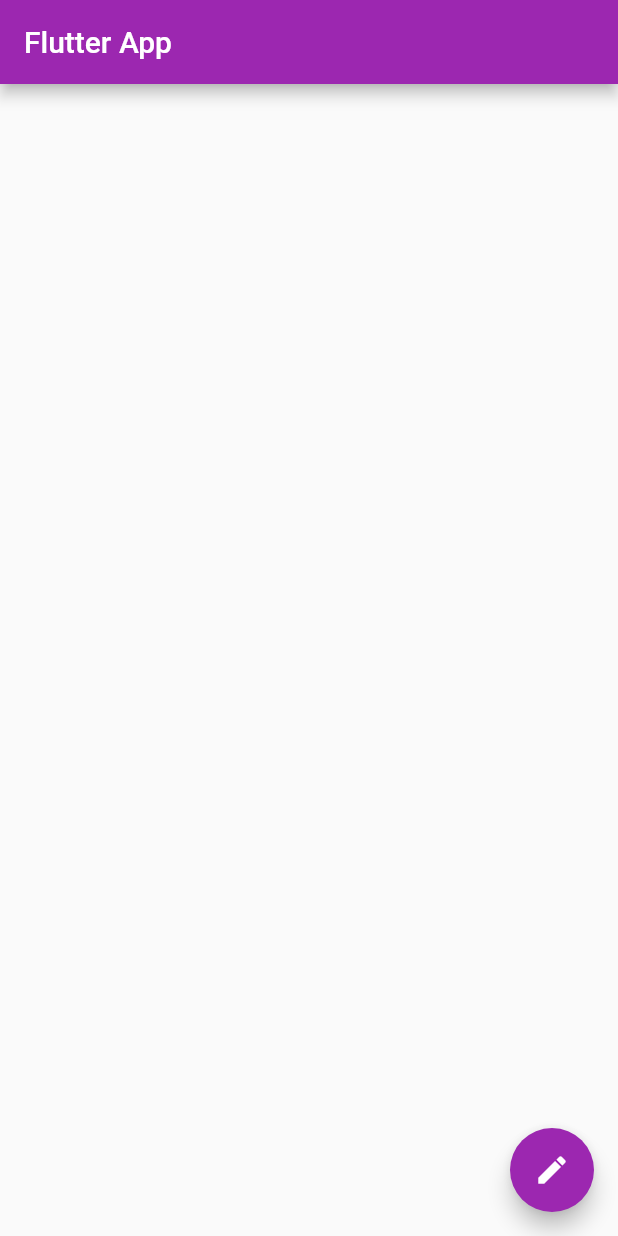
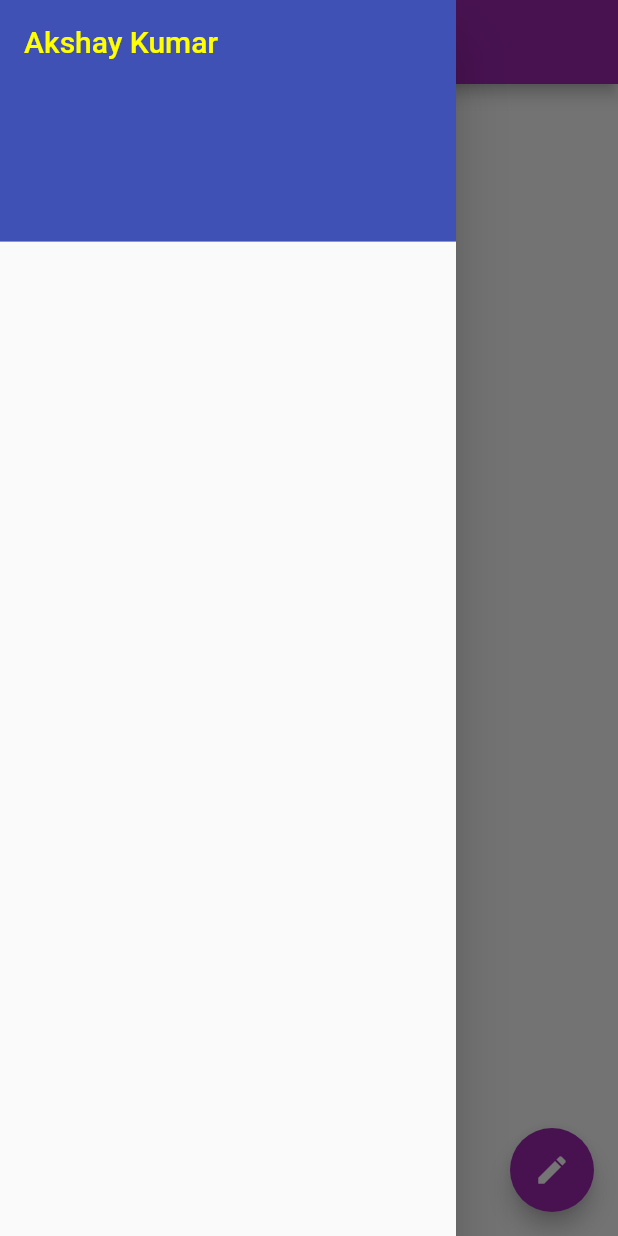
Before and after one commit to xiakshay/Flutter_Learning, a Flutter app: the screen it shows after launch, with the side drawer open (before the commit the screen has no drawer), on a phone screen of 412 x 824 dp. Run offline on Flutter 3.47's test engine with Material 2 defaults, Android fonts, the phone set to English and light mode, and no system bars.

Commit message:
Listview MenuBar

```diff
--- a/lib/main.dart
+++ b/lib/main.dart
@@ -21,6 +21,23 @@
         title: const Text("Flutter App"),
       ),
       body: Container(),
+      drawer: Drawer(
+        child: ListView(
+          padding: EdgeInsets.zero,
+          children: const <Widget>[
+            DrawerHeader(
+              child: Text(
+                "Akshay Kumar",
+                style: TextStyle(
+                  color: Colors.yellowAccent,
+                  fontSize: 20,
+                ),
+              ),
+              decoration: BoxDecoration(color: Colors.indigo),
+            )
+          ],
+        ),
+      ),
       floatingActionButton: FloatingActionButton(
         onPressed: () {},
         child: const Icon(Icons.edit),
```
